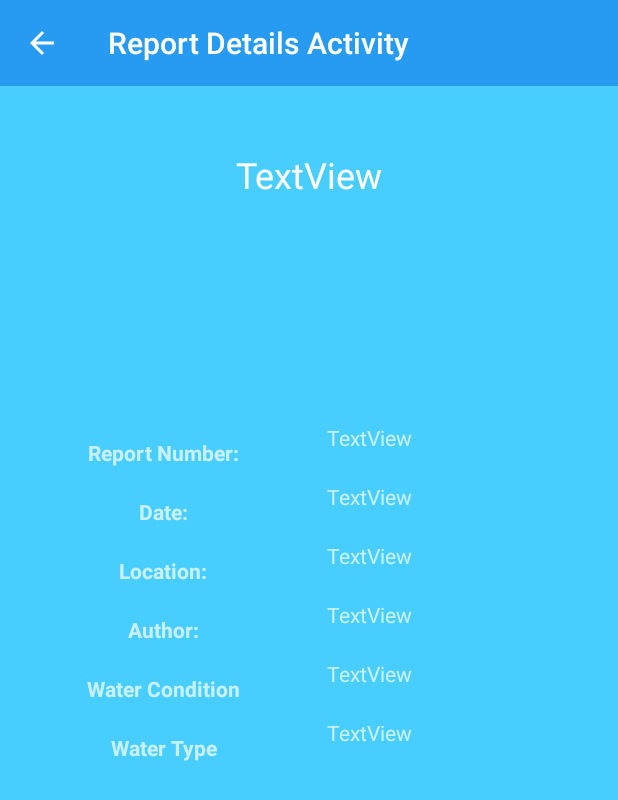
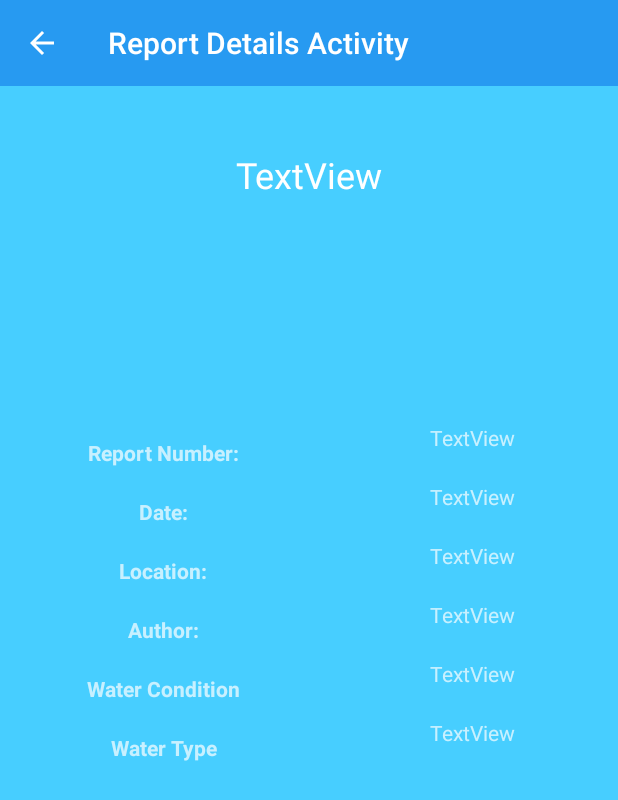
Before and after one commit to edw1nzhao/cs2340_group16, an Android app: the ReportDetailsActivity screen opened directly, with no data from a screen before it, on a phone screen of 412 x 824 dp. Shown: the top 800 px of the screen. Run offline under Robolectric (Android 15) with nearby library versions, the phone set to English and light mode, and no system bars; 1 statement that could not run was skipped.

Commit message:
Centered textview in activity_report_details

```diff
--- a/WaterSourcingProject/app/src/main/res/layout/activity_report_details.xml
+++ b/WaterSourcingProject/app/src/main/res/layout/activity_report_details.xml
@@ -65,6 +65,7 @@
                     android:layout_height="match_parent"
                     android:layout_weight="1"
                     android:text="TextView"
+                    android:textAlignment="center"
                     tools:ignore="HardcodedText" />
             </LinearLayout>
 
@@ -88,6 +89,7 @@
                     android:layout_height="match_parent"
                     android:layout_weight="1"
                     android:text="TextView"
+                    android:textAlignment="center"
                     tools:ignore="HardcodedText" />
             </LinearLayout>
 
@@ -111,6 +113,7 @@
                     android:layout_height="match_parent"
                     android:layout_weight="1"
                     android:text="TextView"
+                    android:textAlignment="center"
                     tools:ignore="HardcodedText" />
             </LinearLayout>
 
@@ -134,6 +137,7 @@
                     android:layout_height="match_parent"
                     android:layout_weight="1"
                     android:text="TextView"
+                    android:textAlignment="center"
                     tools:ignore="HardcodedText" />
 
             </LinearLayout>
@@ -160,6 +164,7 @@
                     android:layout_height="match_parent"
                     android:layout_weight="1"
                     android:text="TextView"
+                    android:textAlignment="center"
                     tools:ignore="HardcodedText" />
             </LinearLayout>
 
@@ -186,6 +191,7 @@
                     android:layout_height="match_parent"
                     android:layout_weight="1"
                     android:text="TextView"
+                    android:textAlignment="center"
                     tools:ignore="HardcodedText" />
 
             </LinearLayout>
@@ -213,6 +219,7 @@
                     android:layout_height="match_parent"
                     android:layout_weight="1"
                     android:text="TextView"
+                    android:textAlignment="center"
                     android:visibility="invisible"
                     tools:ignore="HardcodedText" />
             </LinearLayout>
--- a/WaterSourcingProject/build.gradle
+++ b/WaterSourcingProject/build.gradle
@@ -5,7 +5,7 @@ buildscript {
         jcenter()
     }
     dependencies {
-        classpath 'com.android.tools.build:gradle:2.3.0'
+        classpath 'com.android.tools.build:gradle:2.3.1'
 
         // NOTE: Do not place your application dependencies here; they belong
         // in the individual module build.gradle files
```
